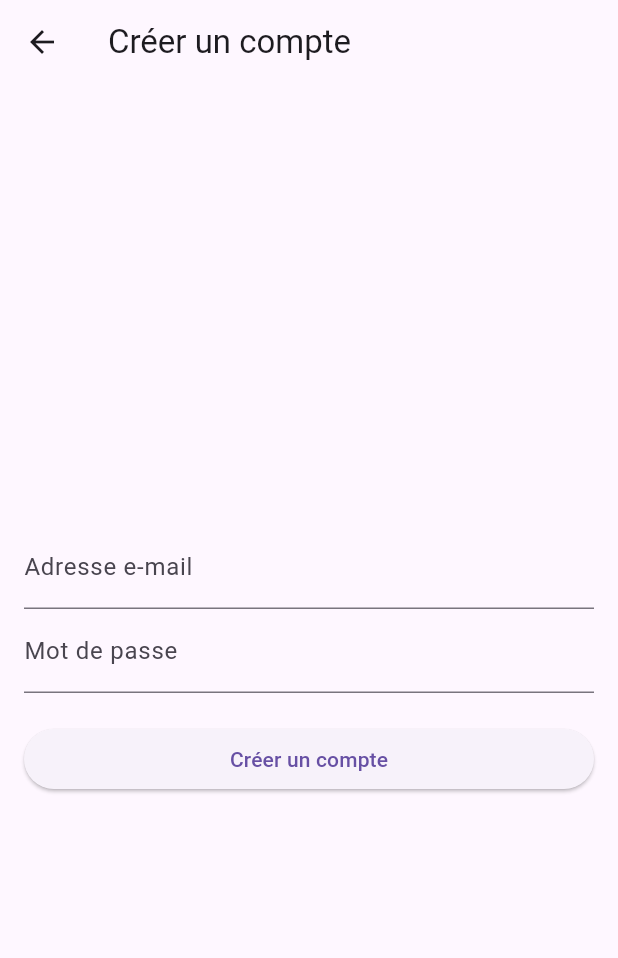
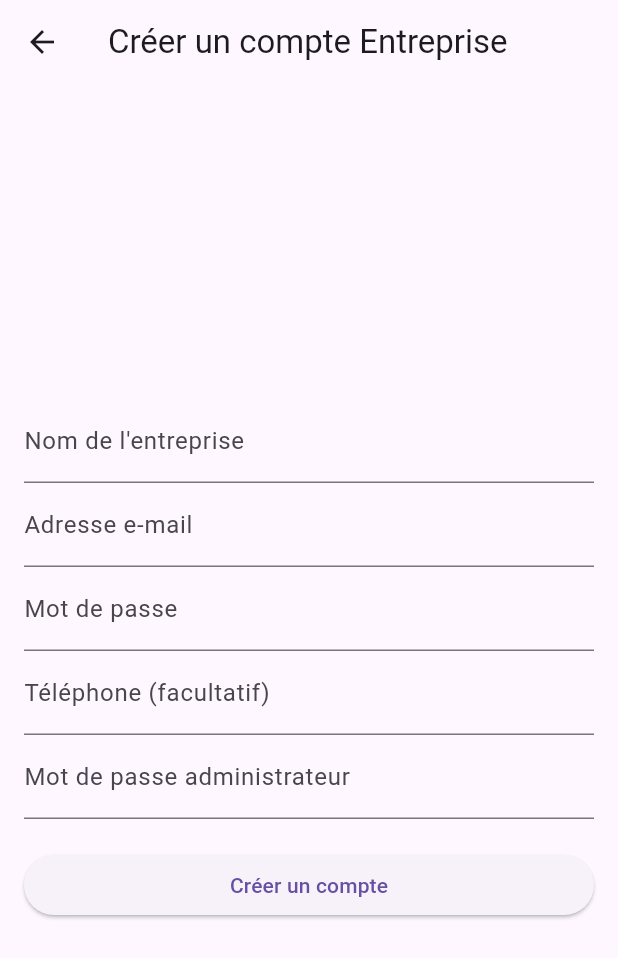
Before and after one commit to SanKai33/smartboardV1, a Flutter app: the RegisterPage screen opened directly, on a phone screen of 412 x 824 dp. Shown: the top 958 px of the screen. Run offline on Flutter 3.47's test engine with Material 3 defaults, Android fonts, the phone set to English and light mode, and no system bars; our stand-ins replace cloud_firestore, firebase_auth, firebase_core, firebase_storage, flutter_spinkit, geocoding and 5 more; accounts and stored records are empty; network calls fail.

Commit message:
Initial commit

```diff
--- a/lib/creer_commande.dart
+++ b/lib/creer_commande.dart
@@ -77,7 +77,7 @@
                               MaterialPageRoute(
                                 builder: (context) => SelectionAppartementPage(
                                   entrepriseId: entrepriseId,
-                                  residence: residence,
+                                  residence: residence, agentId: '',
                                 ),
                               ),
                             );
--- a/lib/detail_commande.dart
+++ b/lib/detail_commande.dart
@@ -11,6 +11,7 @@
   final DateTime dateCommande;
   final String entrepriseId;
   final Residence residence;
+  final String agentId;
 
   CommandeDetailsPage({
     Key? key,
@@ -18,6 +19,8 @@
     required this.dateCommande,
     required this.entrepriseId,
     required this.residence,
+    required this.agentId,
+
   }) : super(key: key);
 
   @override
@@ -127,7 +130,7 @@
         ScaffoldMessenger.of(context).showSnackBar(SnackBar(content: Text('Commande enregistrée avec succès avec ID: ${docRef.id}')));
         Navigator.pushAndRemoveUntil(
           context,
-          MaterialPageRoute(builder: (context) => MainScreen(entrepriseId: widget.entrepriseId)),
+          MaterialPageRoute(builder: (context) => MainScreen(entrepriseId: widget.entrepriseId, agentId: widget.agentId,)),
               (Route<dynamic> route) => false,
         );
       }
--- a/lib/main.dart
+++ b/lib/main.dart
@@ -1,4 +1,4 @@
-import 'package:firebase_app_check/firebase_app_check.dart';
+
 import 'package:firebase_auth/firebase_auth.dart';
 import 'package:firebase_core/firebase_core.dart';
 import 'package:flutter/foundation.dart';
--- a/lib/main_screen.dart
+++ b/lib/main_screen.dart
@@ -10,7 +10,7 @@
 class MainScreen extends StatefulWidget {
   final String entrepriseId;
 
-  MainScreen({required this.entrepriseId});
+  MainScreen({required this.entrepriseId, required String agentId});
 
   @override
   _MainScreenState createState() => _MainScreenState();
--- a/lib/registrer_page.dart
+++ b/lib/registrer_page.dart
@@ -1,6 +1,10 @@
+import 'package:cloud_firestore/cloud_firestore.dart';
+import 'package:firebase_auth/firebase_auth.dart';
+import 'package:flutter/cupertino.dart';
 import 'package:flutter/material.dart';
-import 'package:firebase_auth/firebase_auth.dart';
-import 'login_page.dart'; // Assurez-vous que vous avez cette page pour la connexion
+
+import 'main_screen.dart';
+import 'models/entreprise.dart';
 
 class RegisterPage extends StatefulWidget {
   @override
@@ -13,17 +17,25 @@
 
   final _emailController = TextEditingController();
   final _passwordController = TextEditingController();
+  final _nomEntrepriseController = TextEditingController();
+  final _telephoneController = TextEditingController();
+  final _adminPasswordController = TextEditingController(); // Contrôleur pour le mot de passe administrateur
   bool _isLoading = false;
+
+  final String _adminPassword = "0703"; // Mot de passe administrateur
 
   @override
   void dispose() {
     _emailController.dispose();
     _passwordController.dispose();
+    _nomEntrepriseController.dispose();
+    _telephoneController.dispose();
+    _adminPasswordController.dispose();
     super.dispose();
   }
 
   Future<void> _register() async {
-    if (_formKey.currentState!.validate()) {
+    if (_formKey.currentState!.validate() && _adminPasswordController.text == _adminPassword) {
       setState(() {
         _isLoading = true;
       });
@@ -32,14 +44,28 @@
           email: _emailController.text.trim(),
           password: _passwordController.text.trim(),
         );
-        // Compte créé avec succès, vous pouvez rediriger l'utilisateur vers la page de connexion ou de profil
-        Navigator.of(context).pushReplacement(MaterialPageRoute(builder: (_) => LoginPage()));
+        String userId = userCredential.user!.uid;
+
+        Entreprise entreprise = Entreprise(
+          id: userId,
+          nom: _nomEntrepriseController.text.trim(),
+          email: _emailController.text.trim(),
+          telephone: _telephoneController.text.trim(),
+        );
+
+        await FirebaseFirestore.instance.collection('entreprises').doc(userId).set(entreprise.toMap());
+
+        Navigator.of(context).pushReplacement(MaterialPageRoute(
+          builder: (_) => MainScreen(agentId: userId, entrepriseId: userId),
+        ));
       } on FirebaseAuthException catch (e) {
         setState(() {
           _isLoading = false;
         });
         _showErrorDialog(e.message ?? "Une erreur s'est produite.");
       }
+    } else {
+      _showErrorDialog("Mot de passe administrateur incorrect.");
     }
   }
 
@@ -65,7 +91,7 @@
   Widget build(BuildContext context) {
     return Scaffold(
       appBar: AppBar(
-        title: Text('Créer un compte'),
+        title: Text('Créer un compte Entreprise'),
       ),
       body: _isLoading
           ? Center(child: CircularProgressIndicator())
@@ -78,6 +104,11 @@
             crossAxisAlignment: CrossAxisAlignment.stretch,
             children: <Widget>[
               TextFormField(
+                controller: _nomEntrepriseController,
+                decoration: InputDecoration(labelText: 'Nom de l\'entreprise'),
+                validator: (value) => value != null && value.isEmpty ? "Entrez le nom de l'entreprise" : null,
+              ),
+              TextFormField(
                 controller: _emailController,
                 decoration: InputDecoration(labelText: 'Adresse e-mail'),
                 validator: (value) => value != null && !value.contains('@') ? "Entrez une adresse e-mail valide" : null,
@@ -88,6 +119,17 @@
                 decoration: InputDecoration(labelText: 'Mot de passe'),
                 obscureText: true,
                 validator: (value) => value != null && value.length < 6 ? "Le mot de passe doit contenir au moins 6 caractères" : null,
+              ),
+              TextFormField(
+                controller: _telephoneController,
+                decoration: InputDecoration(labelText: 'Téléphone (facultatif)'),
+                keyboardType: TextInputType.phone,
+              ),
+              TextFormField(
+                controller: _adminPasswordController,
+                decoration: InputDecoration(labelText: 'Mot de passe administrateur'),
+                obscureText: true,
+                validator: (value) => value != _adminPassword ? "Mot de passe administrateur invalide" : null,
               ),
               SizedBox(height: 20),
               ElevatedButton(
--- a/lib/selection_appartement_page.dart
+++ b/lib/selection_appartement_page.dart
@@ -8,8 +8,9 @@
 class SelectionAppartementPage extends StatefulWidget {
   final String entrepriseId;
   final Residence residence;
+  final String agentId;
 
-  SelectionAppartementPage({required this.entrepriseId, required this.residence});
+  SelectionAppartementPage({required this.entrepriseId, required this.residence, required this.agentId});
 
   @override
   _SelectionAppartementPageState createState() => _SelectionAppartementPageState();
@@ -82,7 +83,7 @@
           entrepriseId: widget.entrepriseId,
           residence: widget.residence,
           appartementsSelectionnes: selected,
-          dateCommande: selectedDate!,
+          dateCommande: selectedDate!, agentId: widget.agentId,
         ),
       ),
     );
--- a/lib/slaphscreen.dart
+++ b/lib/slaphscreen.dart
@@ -1,5 +1,6 @@
 import 'dart:async';
 import 'package:flutter/material.dart';
+import 'package:smartboard/login_page.dart';
 import 'main_screen.dart';
 
 
@@ -20,7 +21,7 @@
 
   void _navigateToMainScreen() {
     Navigator.of(context).pushReplacement(
-        MaterialPageRoute(builder: (_) => MainScreen(entrepriseId: 'BcKqAcjOPuRndQL5XIHNLsu0UW33',))
+        MaterialPageRoute(builder: (_) => LoginPage())
     );
   }
 
```
Also changed, not shown: lib/login_page.dart (+40 -77 lines), lib/personnel_page.dart (+50 -10 lines), lib/profil_page.dart (line endings or trailing spaces), 3 other files.
